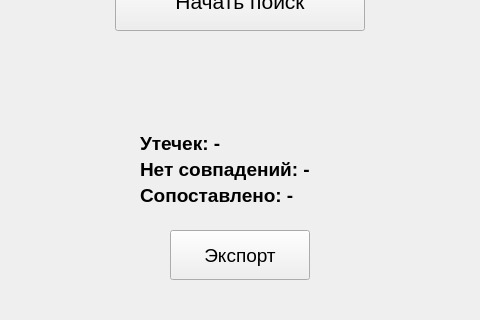
Above: assets/main.ui from trottling/LeakedPassChecker before the change; both pictures show x 285 to 765 and y 284 to 604 of the 1050 by 604 pixel window. Below: the same form after it.
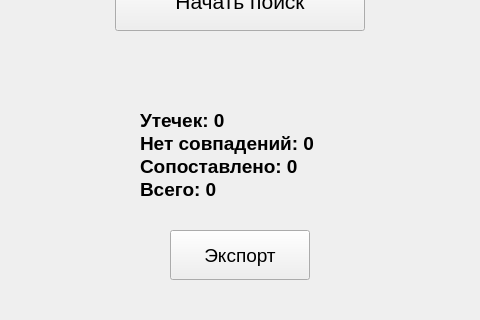
That is the form after the change.

Commit message: тотальный счётчик

Patch:
```diff
--- a/assets/main.ui
+++ b/assets/main.ui
@@ -364,9 +364,10 @@
 &lt;html&gt;&lt;head&gt;&lt;meta name=&quot;qrichtext&quot; content=&quot;1&quot; /&gt;&lt;style type=&quot;text/css&quot;&gt;
 p, li { white-space: pre-wrap; }
 &lt;/style&gt;&lt;/head&gt;&lt;body style=&quot; font-family:'Segoe UI'; font-size:14pt; font-weight:600; font-style:normal;&quot;&gt;
-&lt;p style=&quot; margin-top:12px; margin-bottom:3px; margin-left:0px; margin-right:0px; -qt-block-indent:0; text-indent:0px;&quot;&gt;Утечек: - &lt;/p&gt;
-&lt;p align=&quot;justify&quot; style=&quot; margin-top:3px; margin-bottom:3px; margin-left:0px; margin-right:0px; -qt-block-indent:0; text-indent:0px;&quot;&gt;Нет совпадений: - &lt;/p&gt;
-&lt;p align=&quot;justify&quot; style=&quot; margin-top:3px; margin-bottom:6px; margin-left:0px; margin-right:0px; -qt-block-indent:0; text-indent:0px;&quot;&gt;Сопоставлено: -&lt;/p&gt;&lt;/body&gt;&lt;/html&gt;</string>
+&lt;p align=&quot;justify&quot; style=&quot; margin-top:0px; margin-bottom:0px; margin-left:0px; margin-right:0px; -qt-block-indent:0; text-indent:0px;&quot;&gt;&lt;span style=&quot; &quot;&gt;Утечек: 0&lt;/span&gt;    &lt;/p&gt;
+&lt;p align=&quot;justify&quot; style=&quot; margin-top:0px; margin-bottom:0px; margin-left:0px; margin-right:0px; -qt-block-indent:0; text-indent:0px;&quot;&gt;&lt;span style=&quot;&quot;&gt;Нет совпадений: 0&lt;/span&gt;    &lt;/p&gt;
+&lt;p align=&quot;justify&quot; style=&quot; margin-top:0px; margin-bottom:0px; margin-left:0px; margin-right:0px; -qt-block-indent:0; text-indent:0px;&quot;&gt;&lt;span style=&quot;&quot;&gt;Сопоставлено: 0&lt;/span&gt;    &lt;/p&gt;
+&lt;p align=&quot;justify&quot; style=&quot; margin-top:0px; margin-bottom:0px; margin-left:0px; margin-right:0px; -qt-block-indent:0; text-indent:0px;&quot;&gt;Всего: 0&lt;/p&gt;&lt;/body&gt;&lt;/html&gt;</string>
         </property>
         <property name="scaledContents">
          <bool>false</bool>
@@ -504,7 +505,7 @@
       <property name="sizeHint" stdset="0">
        <size>
         <width>893</width>
-        <height>10</height>
+        <height>25</height>
        </size>
       </property>
      </spacer>
```
The commit also changes 2 other files.
